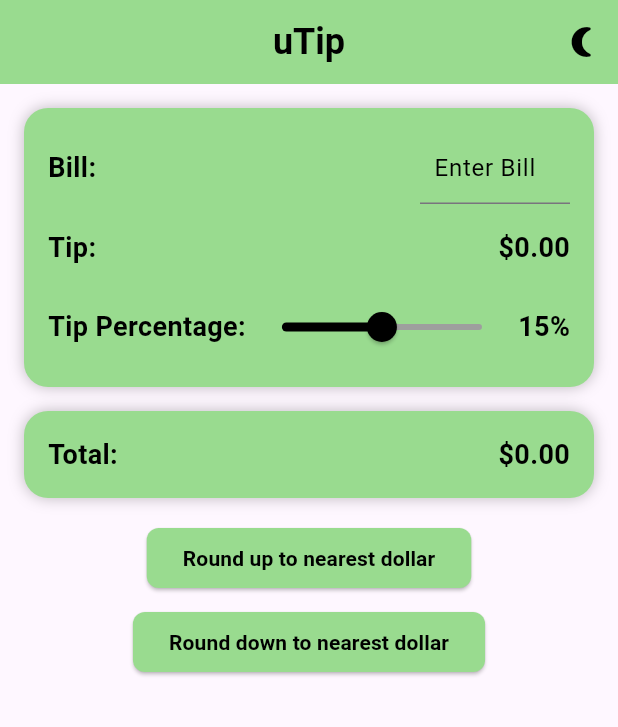
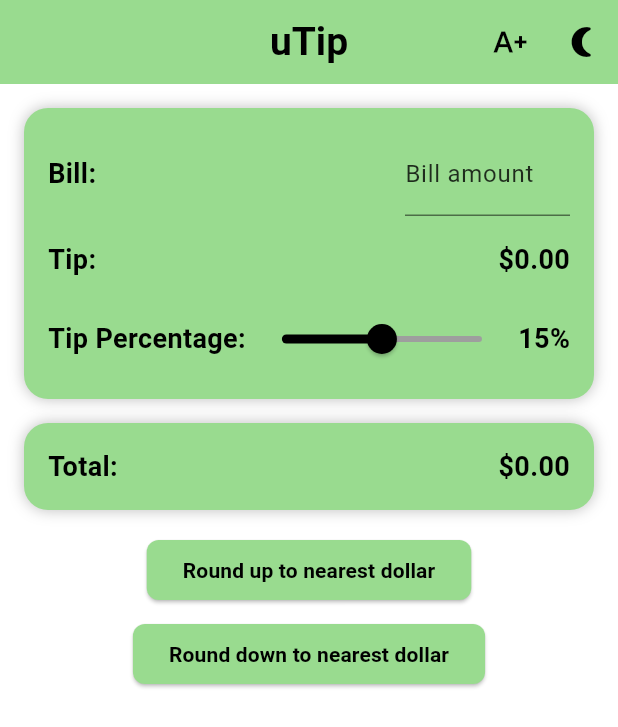
Before and after one commit to Brandon-T-Yates/utip, a Flutter app: the screen it shows after launch, after a tap on "Round up to nearest dollar", on a phone screen of 412 x 824 dp. Shown: the top 727 px of the screen. Run offline on Flutter 3.47's test engine with Material 3 defaults, Android fonts, the phone set to English and light mode, and no system bars; our stand-ins replace shared_preferences.

Commit message:
Made adjustments to working with 16 KB pages. Also added larger text button and better accessibility

```diff
--- /dev/null
+++ b/devtools_options.yaml
@@ -0,0 +1,3 @@
+description: This file stores settings for Dart & Flutter DevTools.
+documentation: https://docs.flutter.dev/tools/devtools/extensions#configure-extension-enablement-states
+extensions:
--- a/lib/main.dart
+++ b/lib/main.dart
@@ -20,84 +20,111 @@ class UtipApp extends StatefulWidget {
 
 class UtipAppState extends State<UtipApp> {
   bool _isDarkMode = false;
+  bool _isLargeText = false; // NEW
 
-  final Color primaryColor =
-      Color(0xFF99DB8F); // Light mode primary color (green)
-  final Color darkModeColor =
-      Color.fromARGB(255, 26, 126, 26); // Dark mode primary color (dark green)
-  final Color darkBackgroundColor =
-      Color(0xFF121212); // Lighter black background color in dark mode
+  final Color primaryColor = const Color(0xFF99DB8F);
+  final Color darkModeColor = const Color.fromARGB(255, 64, 165, 64);
+  final Color darkBackgroundColor = const Color(0xFF121212);
 
   @override
   void initState() {
     super.initState();
-    _loadThemePreference();
+    _loadPrefs();
   }
 
-  // Function to load saved theme preference
-  void _loadThemePreference() async {
+  Future<void> _loadPrefs() async {
     final prefs = await SharedPreferences.getInstance();
     setState(() {
-      _isDarkMode = prefs.getBool('isDarkMode') ??
-          false; // Default to light mode if not saved
+      _isDarkMode = prefs.getBool('isDarkMode') ?? false;
+      _isLargeText = prefs.getBool('isLargeText') ?? false;
     });
   }
 
-  // Function to save theme preference
-  void _saveThemePreference(bool isDarkMode) async {
+  Future<void> _saveThemePreference(bool isDarkMode) async {
     final prefs = await SharedPreferences.getInstance();
-    prefs.setBool('isDarkMode', isDarkMode);
+    await prefs.setBool('isDarkMode', isDarkMode);
+  }
+
+  Future<void> _saveTextScalePreference(bool isLargeText) async {
+    final prefs = await SharedPreferences.getInstance();
+    await prefs.setBool('isLargeText', isLargeText);
+  }
+
+  void _toggleTheme() {
+    setState(() {
+      _isDarkMode = !_isDarkMode;
+    });
+    _saveThemePreference(_isDarkMode);
+  }
+
+  void _toggleTextScale() {
+    setState(() {
+      _isLargeText = !_isLargeText;
+    });
+    _saveTextScalePreference(_isLargeText);
   }
 
   @override
   Widget build(BuildContext context) {
-    return MaterialApp(
-      title: 'uTip',
-      theme: _isDarkMode
+    // Pick a scale factor. You can tune these numbers.
+    // 1.0 = normal, 1.3 = large (still fits on small screens)
+    final double scaleFactor = _isLargeText ? 1.3 : 1.0;
+
+    final ThemeData baseTheme = _isDarkMode
         ? ThemeData.dark().copyWith(
-              primaryColor: darkModeColor, // Use dark green in dark mode
-              scaffoldBackgroundColor:
-                  darkBackgroundColor, // Set a lighter black background
+            primaryColor: darkModeColor,
+            scaffoldBackgroundColor: darkBackgroundColor,
             elevatedButtonTheme: ElevatedButtonThemeData(
               style: ElevatedButton.styleFrom(
                 foregroundColor: Colors.white,
-                  backgroundColor:
-                      darkModeColor, // White text color in dark mode
+                backgroundColor: darkModeColor,
               ),
             ),
           )
         : ThemeData.light().copyWith(
-              primaryColor: primaryColor, // Use light green in light mode
+            primaryColor: primaryColor,
+            scaffoldBackgroundColor: Colors.white,
             elevatedButtonTheme: ElevatedButtonThemeData(
               style: ElevatedButton.styleFrom(
                 foregroundColor: Colors.black,
-                  backgroundColor:
-                      primaryColor, // Black text color in light mode
+                backgroundColor: primaryColor,
               ),
             ),
+          );
+
+    return MaterialApp(
+      title: 'uTip',
+      theme: baseTheme,
+      debugShowCheckedModeBanner: false,
+
+      // builder lets us inject our own MediaQuery to scale text app-wide
+      builder: (context, child) {
+        final mq = MediaQuery.of(context);
+        return MediaQuery(
+          data: mq.copyWith(
+            textScaleFactor: scaleFactor,
           ),
-      debugShowCheckedModeBanner: false,
+          child: child ?? const SizedBox.shrink(),
+        );
+      },
+
       home: TipCalculator(
         isDarkMode: _isDarkMode,
         onThemeToggle: _toggleTheme,
         primaryColor: primaryColor,
         darkModeColor: darkModeColor,
+        isLargeText: _isLargeText,          // pass down
+        onTextScaleToggle: _toggleTextScale // pass down
       ),
     );
-  }
-
-  // Function to toggle between light and dark themes
-  void _toggleTheme() {
-    setState(() {
-      _isDarkMode = !_isDarkMode;
-      _saveThemePreference(_isDarkMode); // Save the user's theme preference
-    });
   }
 }
 
 class TipCalculator extends StatefulWidget {
   final bool isDarkMode;
+  final bool isLargeText; // NEW
   final VoidCallback onThemeToggle;
+  final VoidCallback onTextScaleToggle; // NEW
   final Color primaryColor;
   final Color darkModeColor;
 
@@ -107,6 +134,8 @@ class TipCalculator extends StatefulWidget {
     required this.onThemeToggle,
     required this.primaryColor,
     required this.darkModeColor,
+    required this.isLargeText,
+    required this.onTextScaleToggle,
   });
 
   @override
@@ -114,7 +143,6 @@ class TipCalculator extends StatefulWidget {
 }
 
 class TipCalculatorState extends State<TipCalculator> {
-  // Initial values
   double bill = 0.0;
   double tipPercent = 15.0;
   double tipAmount = 0.0;
@@ -123,56 +151,7 @@ class TipCalculatorState extends State<TipCalculator> {
   bool isRounding = false;
 
   final TextEditingController _billController = TextEditingController();
-  final FocusNode _billFocusNode = FocusNode(); // Add FocusNode
-
-  void calculate() {
-  setState(() {
-    final text = _billController.text.trim();
-    bill = double.tryParse(text) ?? 0.0;
-
-    if (bill > 0) {
-      tipAmount = bill * (tipPercent / 100);
-      totalAmount = bill + tipAmount;
-      // keep current rounding state as-is
-    } else {
-      // When input is empty or zero, clear computed values & rounding state
-      tipAmount = 0.0;
-      totalAmount = 0.0;
-      roundedTipPercent = 0.0;
-      isRounding = false;
-    }
-  });
-}
-
-  void roundUp() {
-    if (bill > 0) {
-      double tempTotal = totalAmount;
-      int roundedUpTotal = tempTotal.ceil();
-      double adjustedTipPercent = (roundedUpTotal - bill) / bill * 100;
-
-      setState(() {
-        roundedTipPercent = adjustedTipPercent;
-        tipPercent = roundedTipPercent.clamp(0.0, 30.0);
-        calculate();
-        isRounding = true;
-      });
-    }
-  }
-
-  void roundDown() {
-    if (bill > 0) {
-      double tempTotal = totalAmount;
-      int roundedDownTotal = tempTotal.floor();
-      double adjustedTipPercent = (roundedDownTotal - bill) / bill * 100;
-
-      setState(() {
-        roundedTipPercent = adjustedTipPercent;
-        tipPercent = roundedTipPercent.clamp(0.0, 30.0);
-        calculate();
-        isRounding = true;
-      });
-    }
-  }
+  final FocusNode _billFocusNode = FocusNode();
 
   @override
   void initState() {
@@ -187,35 +166,104 @@ class TipCalculatorState extends State<TipCalculator> {
     super.dispose();
   }
 
+  void calculate() {
+    setState(() {
+      final text = _billController.text.trim();
+      bill = double.tryParse(text) ?? 0.0;
+
+      if (bill > 0) {
+        tipAmount = bill * (tipPercent / 100);
+        totalAmount = bill + tipAmount;
+        // don't automatically kill rounding state here
+      } else {
+        tipAmount = 0.0;
+        totalAmount = 0.0;
+        roundedTipPercent = 0.0;
+        isRounding = false;
+      }
+    });
+  }
+
+  void roundUp() {
+    if (bill > 0) {
+      final tempTotal = totalAmount;
+      final roundedUpTotal = tempTotal.ceil();
+      final adjustedTipPercent =
+          (roundedUpTotal - bill) / bill * 100;
+
+      setState(() {
+        roundedTipPercent = adjustedTipPercent;
+        tipPercent = roundedTipPercent.clamp(0.0, 30.0);
+        calculate();
+        isRounding = true;
+      });
+    }
+  }
+
+  void roundDown() {
+    if (bill > 0) {
+      final tempTotal = totalAmount;
+      final roundedDownTotal = tempTotal.floor();
+      final adjustedTipPercent =
+          (roundedDownTotal - bill) / bill * 100;
+
+      setState(() {
+        roundedTipPercent = adjustedTipPercent;
+        tipPercent = roundedTipPercent.clamp(0.0, 30.0);
+        calculate();
+        isRounding = true;
+      });
+    }
+  }
+
   @override
   Widget build(BuildContext context) {
+    final bool dark = widget.isDarkMode;
+    final Color panelColor = dark ? widget.darkModeColor : widget.primaryColor;
+    final Color textOnPanel = dark ? Colors.white : Colors.black;
+    final Color bgColor =
+        dark ? const Color(0xFF121212) : Colors.white;
+
     return GestureDetector(
       onTap: () {
-        // Dismiss keyboard when tapping anywhere else
-        if (!_billFocusNode.hasFocus) return;
+        if (_billFocusNode.hasFocus) {
           _billFocusNode.unfocus();
+        }
       },
       child: Scaffold(
+        backgroundColor: bgColor,
         appBar: AppBar(
           title: Text(
             'uTip',
             style: TextStyle(
               fontWeight: FontWeight.bold,
-              fontSize: 24,
-              color: widget.isDarkMode ? Colors.white : Colors.black,
+              fontSize: 26, // this will still get scaled by textScaleFactor
+              color: dark ? Colors.white : Colors.black,
             ),
           ),
           centerTitle: true,
-          backgroundColor:
-              widget.isDarkMode ? widget.darkModeColor : widget.primaryColor,
+          backgroundColor: panelColor,
+
+          // ACCESSIBILITY: Add tooltips so VoiceOver/TalkBack reads them
           actions: [
             IconButton(
               icon: Icon(
-                widget.isDarkMode ? Icons.wb_sunny : Icons.nightlight_round,
-                color: widget.isDarkMode
-                    ? Colors.white
-                    : Colors.black, // Change icon color
+                widget.isLargeText
+                    ? Icons.text_decrease
+                    : Icons.text_increase,
+                color: dark ? Colors.white : Colors.black,
               ),
+              tooltip: widget.isLargeText
+                  ? 'Reduce text size'
+                  : 'Increase text size',
+              onPressed: widget.onTextScaleToggle,
+            ),
+            IconButton(
+              icon: Icon(
+                dark ? Icons.wb_sunny : Icons.nightlight_round,
+                color: dark ? Colors.white : Colors.black,
+              ),
+              tooltip: dark ? 'Switch to light mode' : 'Switch to dark mode',
               onPressed: widget.onThemeToggle,
             ),
           ],
@@ -225,115 +273,140 @@ class TipCalculatorState extends State<TipCalculator> {
           child: Column(
             crossAxisAlignment: CrossAxisAlignment.start,
             children: <Widget>[
-              // Bill and Tip Inputs
+              // Bill / Tip box
               Container(
-                padding: EdgeInsets.all(16.0),
+                padding: const EdgeInsets.all(16.0),
                 decoration: BoxDecoration(
-                  color: widget.isDarkMode
-                      ? widget.darkModeColor
-                      : widget.primaryColor,
+                  color: panelColor,
                   borderRadius: BorderRadius.circular(16.0),
-                  boxShadow: [
-                    BoxShadow(color: Colors.black26, blurRadius: 8.0)
+                  boxShadow: const [
+                    BoxShadow(color: Colors.black26, blurRadius: 8.0),
                   ],
                 ),
                 child: Column(
                   crossAxisAlignment: CrossAxisAlignment.start,
                   children: <Widget>[
+                    // Bill row
                     Row(
                       mainAxisAlignment: MainAxisAlignment.spaceBetween,
                       children: [
-                        Text("Bill:",
+                        Text(
+                          'Bill:',
                           style: TextStyle(
                             fontSize: 18,
                             fontWeight: FontWeight.bold,
-                                color: widget.isDarkMode
-                                    ? Colors.white
-                                    : Colors.black)),
+                            color: textOnPanel,
+                          ),
+                        ),
                         SizedBox(
-                          width: 100,
+                          width: 110,
                           child: TextField(
                             controller: _billController,
                             focusNode: _billFocusNode,
-                            keyboardType: TextInputType.numberWithOptions(
-                                decimal:
-                                    true),
+                            keyboardType:
+                                const TextInputType.numberWithOptions(
+                                    decimal: true),
                             inputFormatters: [
-                              FilteringTextInputFormatter.allow(RegExp(
-                                  r'^\d+\.?\d{0,2}')),
-                              LengthLimitingTextInputFormatter(
-                                  10),
+                              FilteringTextInputFormatter.allow(
+                                RegExp(r'^\d+\.?\d{0,2}'),
+                              ),
+                              LengthLimitingTextInputFormatter(10),
                             ],
                             onChanged: (_) => calculate(),
                             style: TextStyle(
-                              fontSize: _billController.text.isEmpty ? 16 : 18,
+                              fontSize:
+                                  _billController.text.isEmpty ? 16 : 18,
                               fontWeight: _billController.text.isEmpty
                                   ? FontWeight.normal
-                                  : FontWeight
-                                      .bold,
-                              color: widget.isDarkMode
-                                  ? Colors.white
-                                  : Colors.black,
+                                  : FontWeight.bold,
+                              color: textOnPanel,
                             ),
                             decoration: InputDecoration(
                               hintText: 'Enter Bill',
                               prefixText: '\$',
+                              // Announce this clearly to screen readers
+                              labelText: 'Bill amount',
+                              labelStyle: TextStyle(
+                                color: textOnPanel.withOpacity(0.8),
+                              ),
                               hintStyle: TextStyle(
-                                color: widget.isDarkMode
-                                    ? Colors.white
-                                    : Colors
-                                        .black,
+                                color: textOnPanel.withOpacity(0.7),
+                              ),
+                              enabledBorder: UnderlineInputBorder(
+                                borderSide: BorderSide(
+                                  color: textOnPanel.withOpacity(0.5),
+                                ),
+                              ),
+                              focusedBorder: UnderlineInputBorder(
+                                borderSide: BorderSide(
+                                  color: textOnPanel,
+                                  width: 2,
+                                ),
                               ),
                             ),
                           ),
                         ),
                       ],
                     ),
-                    SizedBox(height: 16),
+                    const SizedBox(height: 16),
+
+                    // Tip row
                     Row(
                       mainAxisAlignment: MainAxisAlignment.spaceBetween,
                       children: [
                         Text(
-                          "Tip:",
+                          'Tip:',
                           style: TextStyle(
                             fontSize: 18,
                             fontWeight: FontWeight.bold,
-                            color: widget.isDarkMode
-                                ? Colors.white
-                                : Colors
-                                    .black, // Adjust text color based on the theme
+                            color: textOnPanel,
                           ),
                         ),
                         Text(
-                          '\$${tipAmount.toStringAsFixed(2)}', // Display the formatted tip amount
+                          '\$${tipAmount.toStringAsFixed(2)}',
                           style: TextStyle(
                             fontSize: 18,
                             fontWeight: FontWeight.bold,
-                            color: widget.isDarkMode
-                                ? Colors.white
-                                : Colors
-                                    .black, // Adjust text color based on the theme
+                            color: textOnPanel,
                           ),
                         ),
                       ],
                     ),
-                    SizedBox(height: 16),
+                    const SizedBox(height: 16),
+
+                    // Tip Percentage row with slider
                     Row(
+                      crossAxisAlignment: CrossAxisAlignment.center,
                       children: <Widget>[
-                        Text("Tip Percentage:",
+                        Text(
+                          'Tip Percentage:',
                           style: TextStyle(
                             fontSize: 18,
                             fontWeight: FontWeight.bold,
-                                color: widget.isDarkMode
-                                    ? Colors.white
-                                    : Colors.black)),
+                            color: textOnPanel,
+                          ),
+                        ),
+
+                        // Slider should be accessible: wrap in Semantics
                         Expanded(
+                          child: Semantics(
+                            label: 'Tip percentage slider',
+                            // This will be read like "Tip percentage slider, 19 percent"
+                            value:
+                                '${tipPercent.toStringAsFixed(0)} percent',
+                            increasedValue:
+                                '${(tipPercent + 1).clamp(0, 30).toStringAsFixed(0)} percent',
+                            decreasedValue:
+                                '${(tipPercent - 1).clamp(0, 30).toStringAsFixed(0)} percent',
+                            hint:
+                                'Swipe up or right to increase. Swipe down or left to decrease.',
                             child: Slider(
                               value: tipPercent,
                               min: 0,
                               max: 30,
                               divisions: 30,
-                            label: '${tipPercent.toStringAsFixed(0)}%',
+                              label:
+                                  '${tipPercent.toStringAsFixed(0)}%',
                               onChanged: (newValue) {
                                 if (bill > 0) {
                                   setState(() {
@@ -343,104 +416,111 @@ class TipCalculatorState extends State<TipCalculator> {
                                   });
                                 }
                               },
-                            activeColor:
-                                widget.isDarkMode ? Colors.white : Colors.black,
+                              activeColor: dark
+                                  ? Colors.white
+                                  : Colors.black,
                               inactiveColor: Colors.grey,
                             ),
                           ),
+                        ),
+
                         Text(
-                          '${isRounding ? roundedTipPercent.toStringAsFixed(2) : tipPercent.toStringAsFixed(0)}%',
+                          '${isRounding ? roundedTipPercent.toStringAsFixed(2)
+                                         : tipPercent.toStringAsFixed(0)}%',
                           style: TextStyle(
                             fontSize: 18,
                             fontWeight: FontWeight.bold,
-                              color: widget.isDarkMode
-                                  ? Colors.white
-                                  : Colors.black),
+                            color: textOnPanel,
+                          ),
                         ),
                       ],
                     ),
                   ],
                 ),
               ),
-              SizedBox(height: 16),
 
-              // Total Amount Box
+              const SizedBox(height: 16),
+
+              // Total box
               Container(
-                padding: EdgeInsets.all(16.0),
+                padding: const EdgeInsets.all(16.0),
                 decoration: BoxDecoration(
-                  color: widget.isDarkMode
-                      ? widget.darkModeColor
-                      : widget.primaryColor,
+                  color: panelColor,
                   borderRadius: BorderRadius.circular(16.0),
-                  boxShadow: [
-                    BoxShadow(color: Colors.black26, blurRadius: 8.0)
+                  boxShadow: const [
+                    BoxShadow(color: Colors.black26, blurRadius: 8.0),
                   ],
                 ),
                 child: Row(
                   mainAxisAlignment: MainAxisAlignment.spaceBetween,
                   children: [
-                    Text("Total:",
+                    Text(
+                      'Total:',
                       style: TextStyle(
                         fontSize: 18,
                         fontWeight: FontWeight.bold,
-                            color: widget.isDarkMode
-                                ? Colors.white
-                                : Colors.black)),
+                        color: textOnPanel,
+                      ),
+                    ),
                     Text(
                       '\$${totalAmount.toStringAsFixed(2)}',
                       style: TextStyle(
                         fontSize: 18,
                         fontWeight: FontWeight.bold,
-                          color:
-                              widget.isDarkMode ? Colors.white : Colors.black),
+                        color: textOnPanel,
+                      ),
                     ),
                   ],
                 ),
               ),
-              SizedBox(height: 16),
 
-              // Two buttons for rounding (centered and primary color)
+              const SizedBox(height: 16),
+
+              // Action buttons
               Center(
                 child: Column(
                   children: [
-                    ElevatedButton(
+                    Semantics(
+                      // Help screen reader announce what this does
+                      button: true,
+                      label:
+                          'Round up to nearest whole dollar total',
+                      child: ElevatedButton(
                         onPressed: roundUp,
                         style: ElevatedButton.styleFrom(
-                        foregroundColor: Colors.black,
-                        backgroundColor: widget.isDarkMode
-                            ? widget.darkModeColor
-                            : widget.primaryColor,
+                          backgroundColor: panelColor,
+                          foregroundColor: textOnPanel,
                           shape: RoundedRectangleBorder(
                             borderRadius: BorderRadius.circular(8.0),
                           ),
                         ),
-                      child: Text(
-                        "Round up to nearest dollar",
+                        child: const Text(
+                          'Round up to nearest dollar',
                           style: TextStyle(
-                          color:
-                              widget.isDarkMode ? Colors.white : Colors.black,
                             fontWeight: FontWeight.bold,
                           ),
                         ),
                       ),
-                    SizedBox(height: 8),
-                    ElevatedButton(
+                    ),
+                    const SizedBox(height: 8),
+                    Semantics(
+                      button: true,
+                      label:
+                          'Round down to nearest whole dollar total',
+                      child: ElevatedButton(
                         onPressed: roundDown,
                         style: ElevatedButton.styleFrom(
-                        foregroundColor: Colors.black,
-                        backgroundColor: widget.isDarkMode
-                            ? widget.darkModeColor
-                            : widget.primaryColor,
+                          backgroundColor: panelColor,
+                          foregroundColor: textOnPanel,
                           shape: RoundedRectangleBorder(
                             borderRadius: BorderRadius.circular(8.0),
                           ),
                         ),
-                      child: Text(
-                        "Round down to nearest dollar",
+                        child: const Text(
+                          'Round down to nearest dollar',
                           style: TextStyle(
-                          color:
-                              widget.isDarkMode ? Colors.white : Colors.black,
                             fontWeight: FontWeight.bold,
+                          ),
                         ),
                       ),
                     ),
```
Also changed, not shown: pubspec.lock, 2 other files. Lines whose indentation alone changed are shown as unchanged.
